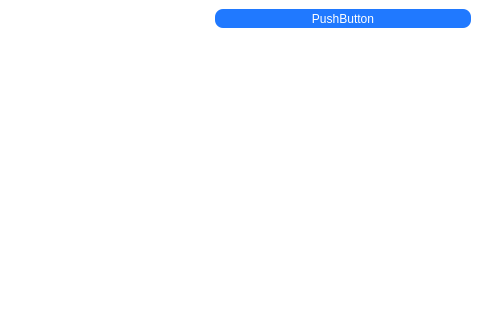
Old version of the form src/main/resources/base/announcement.ui in the repository drgareev1/GamifyHSE; both pictures show x 320 to 800 and y 0 to 320 of the 800 by 600 pixel window.
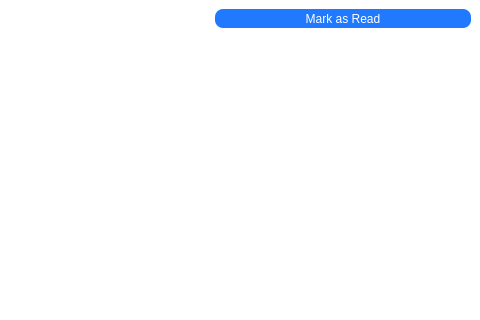
New version of the form.

```diff
--- a/src/main/resources/base/announcement.ui
+++ b/src/main/resources/base/announcement.ui
@@ -58,7 +58,7 @@
 border-radius: 8px;</string>
           </property>
           <property name="text">
-           <string>PushButton</string>
+           <string>Mark as Read</string>
           </property>
          </widget>
         </item>
```
